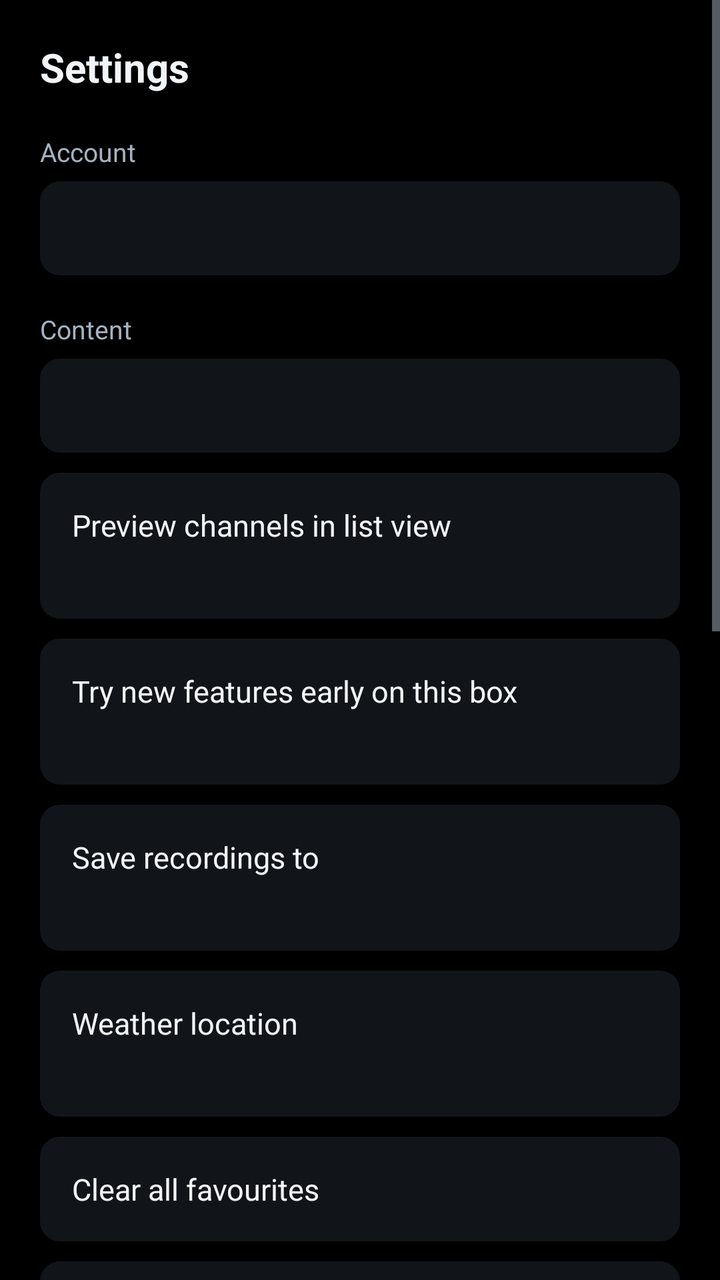
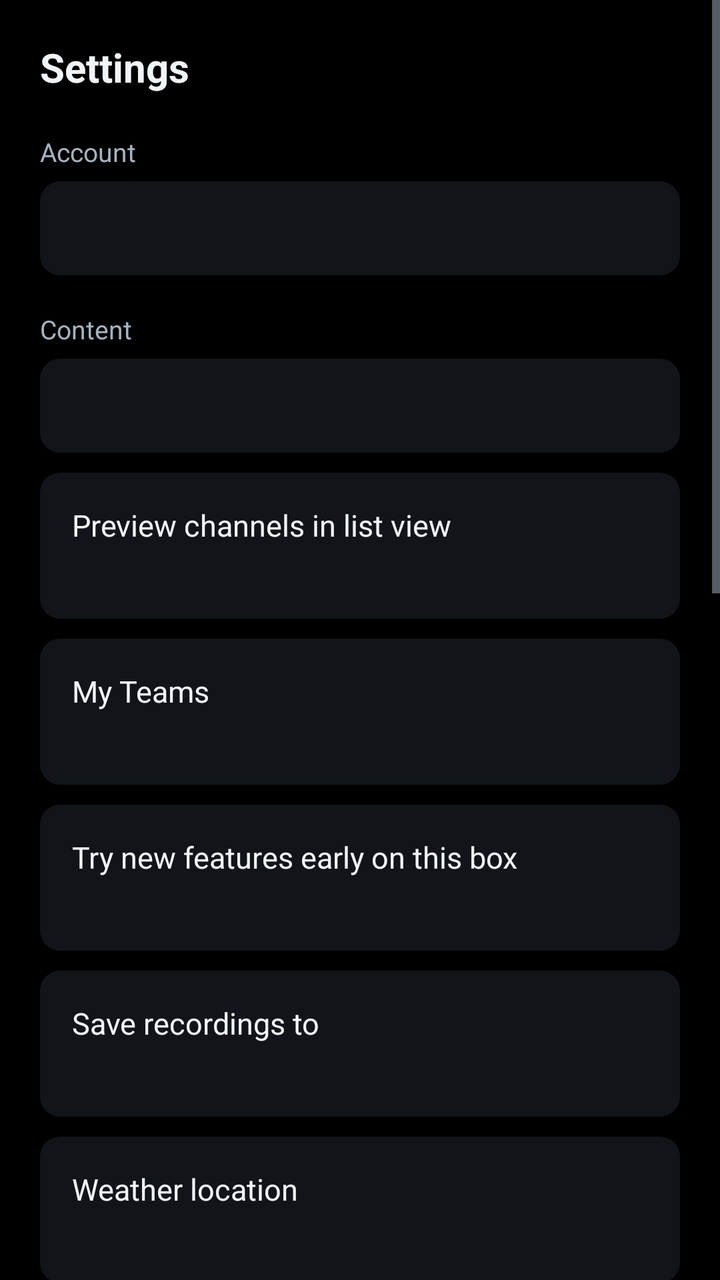

Compare the two renders of this Android layout. The source of the first and the diff that turns it into the second are given below.
<!-- AndroidManifest.xml: application theme AppTheme -->
<!-- res/layout/activity_settings.xml -->
<?xml version="1.0" encoding="utf-8"?>
<ScrollView xmlns:android="http://schemas.android.com/apk/res/android"
    android:layout_width="match_parent"
    android:layout_height="match_parent"
    android:background="@color/bg_base"
    android:fillViewport="true">

    <LinearLayout
        android:layout_width="match_parent"
        android:layout_height="wrap_content"
        android:orientation="vertical"
        android:padding="20dp">

        <TextView
            android:layout_width="wrap_content"
            android:layout_height="wrap_content"
            android:text="@string/settings"
            android:textColor="@color/text_primary"
            android:textSize="20sp"
            android:textStyle="bold" />

        <TextView
            android:layout_width="wrap_content"
            android:layout_height="wrap_content"
            android:layout_marginTop="20dp"
            android:text="@string/account"
            android:textColor="@color/text_secondary"
            android:textSize="13sp" />

        <TextView
            android:id="@+id/accountSummary"
            android:layout_width="match_parent"
            android:layout_height="wrap_content"
            android:layout_marginTop="6dp"
            android:background="@drawable/bg_row"
            android:lineSpacingExtra="4dp"
            android:padding="14dp"
            android:textColor="@color/text_primary"
            android:textSize="14sp" />

        <TextView
            android:layout_width="wrap_content"
            android:layout_height="wrap_content"
            android:layout_marginTop="18dp"
            android:text="@string/content"
            android:textColor="@color/text_secondary"
            android:textSize="13sp" />

        <TextView
            android:id="@+id/catalogueSummary"
            android:layout_width="match_parent"
            android:layout_height="wrap_content"
            android:layout_marginTop="6dp"
            android:background="@drawable/bg_row"
            android:padding="14dp"
            android:textColor="@color/text_primary"
            android:textSize="14sp" />

        <LinearLayout
            android:id="@+id/previewRow"
            android:layout_width="match_parent"
            android:layout_height="wrap_content"
            android:layout_marginTop="10dp"
            android:background="@drawable/bg_row"
            android:clickable="true"
            android:focusable="true"
            android:orientation="vertical"
            android:padding="16dp">

            <TextView
                android:layout_width="match_parent"
                android:layout_height="wrap_content"
                android:text="@string/channel_preview"
                android:textColor="@color/text_primary"
                android:textSize="15sp" />

            <TextView
                android:id="@+id/previewState"
                android:layout_width="match_parent"
                android:layout_height="wrap_content"
                android:layout_marginTop="3dp"
                android:textColor="@color/text_secondary"
                android:textSize="13sp" />
        </LinearLayout>

        
        <LinearLayout
            android:id="@+id/testerRow"
            android:layout_width="match_parent"
            android:layout_height="wrap_content"
            android:layout_marginTop="10dp"
            android:background="@drawable/bg_row"
            android:clickable="true"
            android:focusable="true"
            android:orientation="vertical"
            android:padding="16dp">

            <TextView
                android:layout_width="match_parent"
                android:layout_height="wrap_content"
                android:text="@string/tester_title"
                android:textColor="@color/text_primary"
                android:textSize="15sp" />

            <TextView
                android:id="@+id/testerState"
                android:layout_width="match_parent"
                android:layout_height="wrap_content"
                android:layout_marginTop="3dp"
                android:textColor="@color/text_secondary"
                android:textSize="13sp" />
        </LinearLayout>

        
        <LinearLayout
            android:id="@+id/storageRow"
            android:layout_width="match_parent"
            android:layout_height="wrap_content"
            android:layout_marginTop="10dp"
            android:background="@drawable/bg_row"
            android:clickable="true"
            android:focusable="true"
            android:orientation="vertical"
            android:padding="16dp">

            <TextView
                android:layout_width="match_parent"
                android:layout_height="wrap_content"
                android:text="@string/recording_storage_row"
                android:textColor="@color/text_primary"
                android:textSize="15sp" />

            <TextView
                android:id="@+id/storageState"
                android:layout_width="match_parent"
                android:layout_height="wrap_content"
                android:layout_marginTop="3dp"
                android:textColor="@color/text_secondary"
                android:textSize="13sp" />
        </LinearLayout>

        <LinearLayout
            android:id="@+id/weatherRow"
            android:layout_width="match_parent"
            android:layout_height="wrap_content"
            android:layout_marginTop="10dp"
            android:background="@drawable/bg_row"
            android:clickable="true"
            android:focusable="true"
            android:orientation="vertical"
            android:padding="16dp">

            <TextView
                android:layout_width="match_parent"
                android:layout_height="wrap_content"
                android:text="@string/weather_town_row"
                android:textColor="@color/text_primary"
                android:textSize="15sp" />

            <TextView
                android:id="@+id/weatherState"
                android:layout_width="match_parent"
                android:layout_height="wrap_content"
                android:layout_marginTop="3dp"
                android:textColor="@color/text_secondary"
                android:textSize="13sp" />
        </LinearLayout>

        <TextView
            android:id="@+id/clearFavouritesRow"
            android:layout_width="match_parent"
            android:layout_height="wrap_content"
            android:layout_marginTop="10dp"
            android:background="@drawable/bg_row"
            android:clickable="true"
            android:focusable="true"
            android:padding="16dp"
            android:text="@string/clear_favourites"
            android:textColor="@color/text_primary"
            android:textSize="15sp" />

        <LinearLayout
            android:id="@+id/awayRow"
            android:layout_width="match_parent"
            android:layout_height="wrap_content"
            android:layout_marginTop="10dp"
            android:background="@drawable/bg_row"
            android:clickable="true"
            android:focusable="true"
            android:orientation="vertical"
            android:padding="16dp">

            <TextView
                android:layout_width="match_parent"
                android:layout_height="wrap_content"
                android:text="@string/away_row"
                android:textColor="@color/text_primary"
                android:textSize="15sp" />

            <TextView
                android:id="@+id/awayState"
                android:layout_width="match_parent"
                android:layout_height="wrap_content"
                android:layout_marginTop="3dp"
                android:textColor="@color/text_secondary"
                android:textSize="13sp" />
        </LinearLayout>

        <LinearLayout
            android:id="@+id/shareRow"
            android:layout_width="match_parent"
            android:layout_height="wrap_content"
            android:layout_marginTop="10dp"
            android:background="@drawable/bg_row"
            android:clickable="true"
            android:focusable="true"
            android:orientation="vertical"
            android:padding="16dp">

            <TextView
                android:layout_width="match_parent"
                android:layout_height="wrap_content"
                android:text="@string/share_row"
                android:textColor="@color/text_primary"
                android:textSize="15sp" />

            <TextView
                android:id="@+id/shareState"
                android:layout_width="match_parent"
                android:layout_height="wrap_content"
                android:layout_marginTop="3dp"
                android:textColor="@color/text_secondary"
                android:textSize="13sp" />
        </LinearLayout>

        <TextView
            android:id="@+id/phoneRow"
            android:layout_width="match_parent"
            android:layout_height="wrap_content"
            android:layout_marginTop="10dp"
            android:background="@drawable/bg_row"
            android:clickable="true"
            android:focusable="true"
            android:padding="16dp"
            android:text="@string/phone_recordings"
            android:textColor="@color/text_primary"
            android:textSize="15sp" />

        <TextView
            android:id="@+id/checkRow"
            android:layout_width="match_parent"
            android:layout_height="wrap_content"
            android:layout_marginTop="10dp"
            android:background="@drawable/bg_row"
            android:clickable="true"
            android:focusable="true"
            android:padding="16dp"
            android:text="@string/check_device"
            android:textColor="@color/text_primary"
            android:textSize="15sp" />

        <TextView
            android:id="@+id/refreshRow"
            android:layout_width="match_parent"
            android:layout_height="wrap_content"
            android:layout_marginTop="10dp"
            android:background="@drawable/bg_row"
            android:clickable="true"
            android:focusable="true"
            android:padding="16dp"
            android:text="@string/refresh_content"
            android:textColor="@color/text_primary"
            android:textSize="15sp" />

        <TextView
            android:id="@+id/clearSearchRow"
            android:layout_width="match_parent"
            android:layout_height="wrap_content"
            android:layout_marginTop="10dp"
            android:background="@drawable/bg_row"
            android:clickable="true"
            android:focusable="true"
            android:padding="16dp"
            android:text="@string/clear_searches"
            android:textColor="@color/text_primary"
            android:textSize="15sp" />

        <TextView
            android:id="@+id/errorRow"
            android:layout_width="match_parent"
            android:layout_height="wrap_content"
            android:layout_marginTop="10dp"
            android:background="@drawable/bg_row"
            android:clickable="true"
            android:focusable="true"
            android:padding="16dp"
            android:text="@string/last_error"
            android:textColor="@color/text_primary"
            android:textSize="15sp"
            android:visibility="gone" />

        <TextView
            android:id="@+id/signOutRow"
            android:layout_width="match_parent"
            android:layout_height="wrap_content"
            android:layout_marginTop="10dp"
            android:background="@drawable/bg_row"
            android:clickable="true"
            android:focusable="true"
            android:padding="16dp"
            android:text="@string/sign_out"
            android:textColor="@color/text_primary"
            android:textSize="15sp" />

        
        
        
        <TextView
            android:id="@+id/guideCheckRow"
            android:layout_width="match_parent"
            android:layout_height="wrap_content"
            android:layout_marginTop="10dp"
            android:background="@drawable/bg_row"
            android:clickable="true"
            android:focusable="true"
            android:padding="16dp"
            android:text="@string/guide_check_row"
            android:textColor="@color/text_primary"
            android:textSize="15sp" />

        <TextView
            android:id="@+id/playbackLogRow"
            android:layout_width="match_parent"
            android:layout_height="wrap_content"
            android:layout_marginTop="10dp"
            android:background="@drawable/bg_row"
            android:clickable="true"
            android:focusable="true"
            android:padding="16dp"
            android:text="@string/playback_log_row"
            android:textColor="@color/text_primary"
            android:textSize="15sp" />

        <TextView
            android:id="@+id/panelLabel"
            android:layout_width="match_parent"
            android:layout_height="wrap_content"
            android:layout_marginTop="18dp"
            android:gravity="center"
            android:textColor="@color/text_secondary"
            android:textSize="12sp" />

        <TextView
            android:id="@+id/versionLabel"
            android:layout_width="match_parent"
            android:layout_height="wrap_content"
            android:layout_marginTop="4dp"
            android:gravity="center"
            android:textColor="@color/text_secondary"
            android:textSize="12sp" />
    </LinearLayout>
</ScrollView>
<!-- resources referenced by this layout -->
<resources>
  <color name="bg_base">#FF000000</color>
  <color name="text_primary">#FFF2F5F8</color>
  <color name="text_secondary">#FFA6B2BF</color>
  <!-- drawable bg_row (drawable) -->
  <?xml version="1.0" encoding="utf-8"?>
  <selector xmlns:android="http://schemas.android.com/apk/res/android">
      <item android:state_focused="true">
          <shape android:shape="rectangle">
              <solid android:color="@color/focus_fill" />
              <corners android:radius="10dp" />
          </shape>
      </item>
      <item android:state_pressed="true">
          <shape android:shape="rectangle">
              <solid android:color="@color/focus_fill" />
              <corners android:radius="10dp" />
          </shape>
      </item>
      <item>
          <shape android:shape="rectangle">
              <solid android:color="@color/bg_surface" />
              <corners android:radius="10dp" />
          </shape>
      </item>
  </selector>
  <string name="account">Account</string>
  <string name="away_row">Watch recordings from away</string>
  <string name="channel_preview">Preview channels in list view</string>
  <string name="check_device">Check my device</string>
  <string name="clear_favourites">Clear all favourites</string>
  <string name="clear_searches">Clear recent searches</string>
  <string name="content">Content</string>
  <string name="guide_check_row">Refresh the guide</string>
  <string name="last_error">View last error report</string>
  <string name="phone_recordings">Check for phone recordings</string>
  <string name="playback_log_row">Last playback, step by step</string>
  <string name="recording_storage_row">Save recordings to</string>
  <string name="refresh_content">Refresh content now</string>
  <string name="settings">Settings</string>
  <string name="share_row">Share recordings with other TVs</string>
  <string name="sign_out">Sign out</string>
  <string name="tester_title">Try new features early on this box</string>
  <string name="weather_town_row">Weather location</string>
  <style name="AppTheme" parent="Theme.Material3.Dark.NoActionBar">
          <item name="colorPrimary">@color/brand_primary</item>
          <item name="colorPrimaryDark">@color/brand_primary_dark</item>
          <item name="colorSecondary">@color/brand_accent</item>
          <item name="android:windowBackground">@color/bg_base</item>
          <item name="android:statusBarColor">@color/bg_base</item>
          <item name="android:navigationBarColor">@color/bg_base</item>
          <item name="android:textColorPrimary">@color/text_primary</item>
          <item name="android:textColorSecondary">@color/text_secondary</item>
          
          <item name="alertDialogTheme">@style/JohnnyDialog</item>
      </style>
  <color name="focus_fill">#FF2E7DF7</color>
  <color name="bg_surface">#FF111519</color>
  <color name="brand_primary">#FF2E7DF7</color>
  <color name="brand_primary_dark">#FF1B4FA8</color>
  <color name="brand_accent">#FF32D6A0</color>
  <style name="JohnnyDialog" parent="ThemeOverlay.AppCompat.Dialog.Alert">
          <item name="android:background">@color/bg_surface</item>
          <item name="android:textColor">@color/text_primary</item>
          <item name="android:textColorPrimary">@color/text_primary</item>
          <item name="android:textColorSecondary">@color/text_secondary</item>
          <item name="colorAccent">@color/brand_primary</item>
      </style>
</resources>

<!-- the commit's change to res/layout/activity_settings.xml (unified diff, before → after) -->
@@ -85,6 +85,34 @@
 
         
         <LinearLayout
+            android:id="@+id/myTeamsRow"
+            android:layout_width="match_parent"
+            android:layout_height="wrap_content"
+            android:layout_marginTop="10dp"
+            android:background="@drawable/bg_row"
+            android:clickable="true"
+            android:focusable="true"
+            android:orientation="vertical"
+            android:padding="16dp">
+
+            <TextView
+                android:layout_width="match_parent"
+                android:layout_height="wrap_content"
+                android:text="@string/my_teams"
+                android:textColor="@color/text_primary"
+                android:textSize="15sp" />
+
+            <TextView
+                android:id="@+id/myTeamsState"
+                android:layout_width="match_parent"
+                android:layout_height="wrap_content"
+                android:layout_marginTop="3dp"
+                android:textColor="@color/text_secondary"
+                android:textSize="13sp" />
+        </LinearLayout>
+
+        
+        <LinearLayout
             android:id="@+id/testerRow"
             android:layout_width="match_parent"
             android:layout_height="wrap_content"
<!-- resource entries referenced after the edit -->
@@ -34,6 +34,7 @@
   <string name="content">Content</string>
   <string name="guide_check_row">Refresh the guide</string>
   <string name="last_error">View last error report</string>
+  <string name="my_teams">My Teams</string>
   <string name="phone_recordings">Check for phone recordings</string>
   <string name="playback_log_row">Last playback, step by step</string>
   <string name="recording_storage_row">Save recordings to</string>
